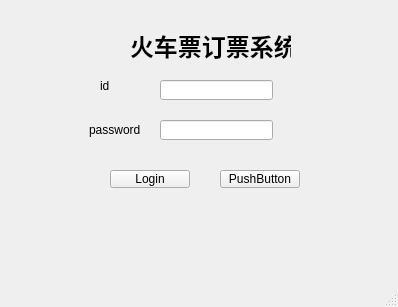
Above: 8_20/mainwindow.ui from shitBob/keshe before the change. Below: the same form after it.
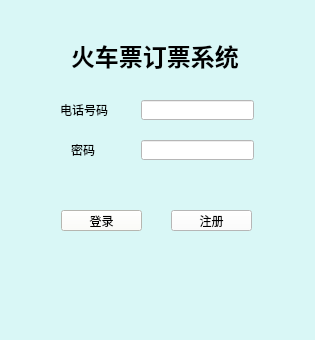
That is the form after the change.

Patch:
```diff
--- a/8_20/mainwindow.ui
+++ b/8_20/mainwindow.ui
@@ -6,20 +6,81 @@
    <rect>
     <x>0</x>
     <y>0</y>
-    <width>398</width>
-    <height>307</height>
+    <width>315</width>
+    <height>340</height>
    </rect>
   </property>
   <property name="windowTitle">
    <string>MainWindow</string>
   </property>
+  <property name="styleSheet">
+   <string notr="true">background-color: rgb(217, 247, 246);</string>
+  </property>
   <widget class="QWidget" name="centralwidget">
+   <widget class="QLineEdit" name="passwordLineEdit">
+    <property name="geometry">
+     <rect>
+      <x>141</x>
+      <y>140</y>
+      <width>113</width>
+      <height>20</height>
+     </rect>
+    </property>
+    <property name="styleSheet">
+     <string notr="true">background-color: rgb(255, 255, 255);</string>
+    </property>
+   </widget>
+   <widget class="QLabel" name="label_3">
+    <property name="geometry">
+     <rect>
+      <x>71</x>
+      <y>140</y>
+      <width>31</width>
+      <height>20</height>
+     </rect>
+    </property>
+    <property name="text">
+     <string>密码</string>
+    </property>
+   </widget>
+   <widget class="QPushButton" name="pushButton">
+    <property name="geometry">
+     <rect>
+      <x>171</x>
+      <y>210</y>
+      <width>81</width>
+      <height>21</height>
+     </rect>
+    </property>
+    <property name="styleSheet">
+     <string notr="true">background-color: rgb(255, 255, 255);</string>
+    </property>
+    <property name="text">
+     <string>注册</string>
+    </property>
+   </widget>
+   <widget class="QPushButton" name="login">
+    <property name="geometry">
+     <rect>
+      <x>61</x>
+      <y>210</y>
+      <width>81</width>
+      <height>21</height>
+     </rect>
+    </property>
+    <property name="styleSheet">
+     <string notr="true">background-color: rgb(255, 255, 247);</string>
+    </property>
+    <property name="text">
+     <string>登录</string>
+    </property>
+   </widget>
    <widget class="QLabel" name="label">
     <property name="geometry">
      <rect>
-      <x>130</x>
-      <y>30</y>
-      <width>161</width>
+      <x>71</x>
+      <y>40</y>
+      <width>171</width>
       <height>31</height>
      </rect>
     </property>
@@ -34,76 +95,30 @@
      <string>火车票订票系统</string>
     </property>
    </widget>
-   <widget class="QPushButton" name="login">
-    <property name="geometry">
-     <rect>
-      <x>110</x>
-      <y>170</y>
-      <width>80</width>
-      <height>18</height>
-     </rect>
-    </property>
-    <property name="text">
-     <string>Login</string>
-    </property>
-   </widget>
    <widget class="QLineEdit" name="user_id_numLineEdit">
     <property name="geometry">
      <rect>
-      <x>160</x>
-      <y>80</y>
+      <x>141</x>
+      <y>100</y>
       <width>113</width>
       <height>20</height>
      </rect>
     </property>
-   </widget>
-   <widget class="QLineEdit" name="passwordLineEdit">
-    <property name="geometry">
-     <rect>
-      <x>160</x>
-      <y>120</y>
-      <width>113</width>
-      <height>20</height>
-     </rect>
+    <property name="styleSheet">
+     <string notr="true">background-color: rgb(255, 255, 255);</string>
     </property>
    </widget>
    <widget class="QLabel" name="label_2">
     <property name="geometry">
      <rect>
-      <x>100</x>
-      <y>80</y>
-      <width>40</width>
-      <height>12</height>
-     </rect>
-    </property>
-    <property name="text">
-     <string>id</string>
-    </property>
-   </widget>
-   <widget class="QLabel" name="label_3">
-    <property name="geometry">
-     <rect>
-      <x>89</x>
-      <y>120</y>
-      <width>51</width>
+      <x>60</x>
+      <y>100</y>
+      <width>61</width>
       <height>20</height>
      </rect>
     </property>
     <property name="text">
-     <string>password</string>
-    </property>
-   </widget>
-   <widget class="QPushButton" name="pushButton">
-    <property name="geometry">
-     <rect>
-      <x>220</x>
-      <y>170</y>
-      <width>80</width>
-      <height>18</height>
-     </rect>
-    </property>
-    <property name="text">
-     <string>PushButton</string>
+     <string>电话号码</string>
     </property>
    </widget>
   </widget>
```
Left out of the diff: 4 changed lines with no effect on the pictures.
